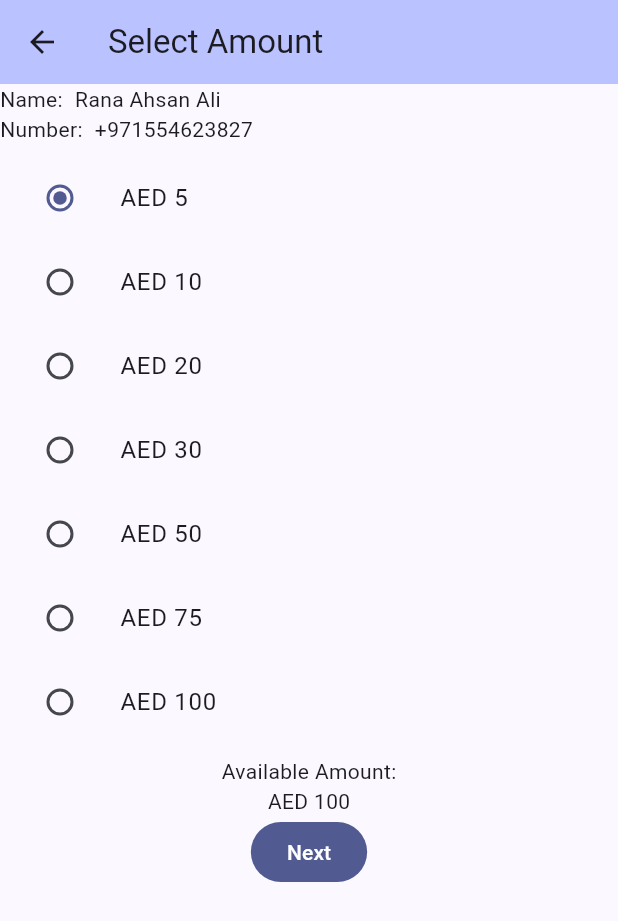
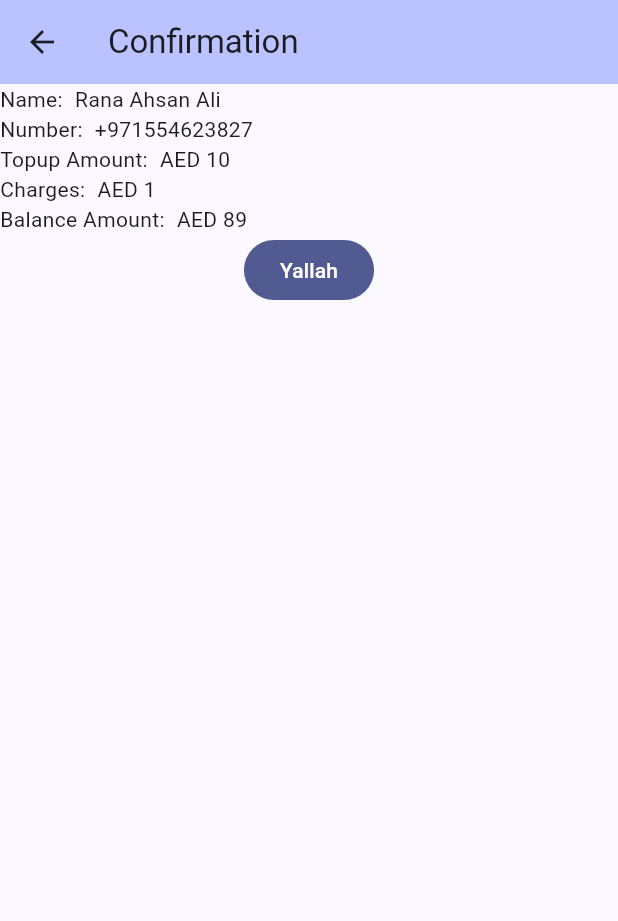
Before and after one commit to RanaAli/Flutter-Mobile-Recharge-App, a Flutter app: the AmountSelectionPage screen opened directly, after a tap on "Next", on a phone screen of 412 x 824 dp. Shown: the top 921 px of the screen. Run offline on Flutter 3.47's test engine with Material 3 defaults, Android fonts, the phone set to English and light mode, and no system bars; our stand-ins replace carousel_slider.

Commit message:
create confirmation_page.dart

```diff
--- a/lib/widgets/screen_amount_selection/amount_selection_page.dart
+++ b/lib/widgets/screen_amount_selection/amount_selection_page.dart
@@ -1,5 +1,6 @@
 import 'package:flutter/material.dart';
 import 'package:mobile_recharge_app/widgets/screen_amount_selection/widgets/recharge_amounts_widget.dart';
+import 'package:mobile_recharge_app/widgets/screen_confirmation/confirmation_page.dart';
 
 class AmountSelectionPage extends StatefulWidget {
   const AmountSelectionPage({super.key});
@@ -47,7 +48,10 @@ class _AmountSelectionPage extends State<AmountSelectionPage> {
           ],
         ),
         FilledButton(
-          onPressed: () {},
+          onPressed: () {
+            Navigator.of(context).push(MaterialPageRoute(
+                builder: (context) => const ConfirmationPage()));
+          },
           child: const Text("Next"),
         ),
       ],
--- /dev/null
+++ b/lib/widgets/screen_confirmation/confirmation_page.dart
@@ -0,0 +1,65 @@
+import 'package:flutter/material.dart';
+
+class ConfirmationPage extends StatefulWidget {
+  const ConfirmationPage({super.key});
+
+  @override
+  State<StatefulWidget> createState() => _ConfirmationPage();
+}
+
+class _ConfirmationPage extends State<ConfirmationPage> {
+  @override
+  Widget build(BuildContext context) {
+    return Scaffold(
+      appBar: AppBar(
+        backgroundColor: Theme.of(context).colorScheme.inversePrimary,
+        title: const Text("Confirmation"),
+      ),
+      body: body(context),
+    );
+  }
+
+  Column body(BuildContext context) {
+    return Column(
+      mainAxisSize: MainAxisSize.min,
+      children: [
+        const Row(
+          children: [
+            Text("Name:"),
+            SizedBox(width: 8),
+            Text("Rana Ahsan Ali"),
+          ],
+        ),
+        const Row(
+          children: [
+            Text("Number:"),
+            SizedBox(width: 8),
+            Text("+971554623827"),
+          ],
+        ),
+        const Row(
+          children: [
+            Text("Topup Amount:"),
+            SizedBox(width: 8),
+            Text("AED 10"),
+          ],
+        ),
+        const Row(
+          children: [
+            Text("Charges:"),
+            SizedBox(width: 8),
+            Text("AED 1"),
+          ],
+        ),
+        const Row(
+          children: [
+            Text("Balance Amount:"),
+            SizedBox(width: 8),
+            Text("AED 89"),
+          ],
+        ),
+        FilledButton(onPressed: () {}, child: const Text("Yallah")),
+      ],
+    );
+  }
+}
```
